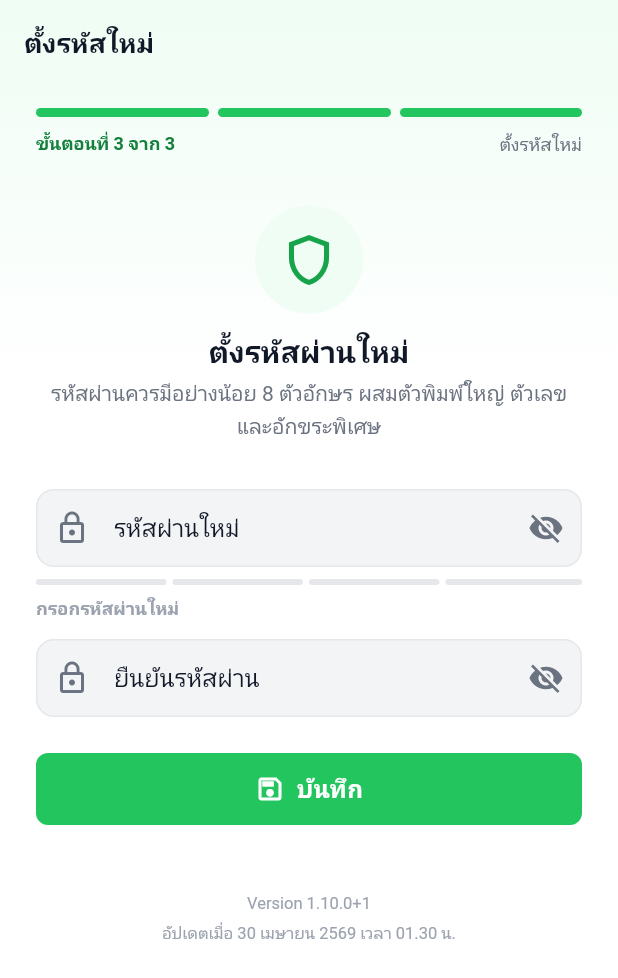
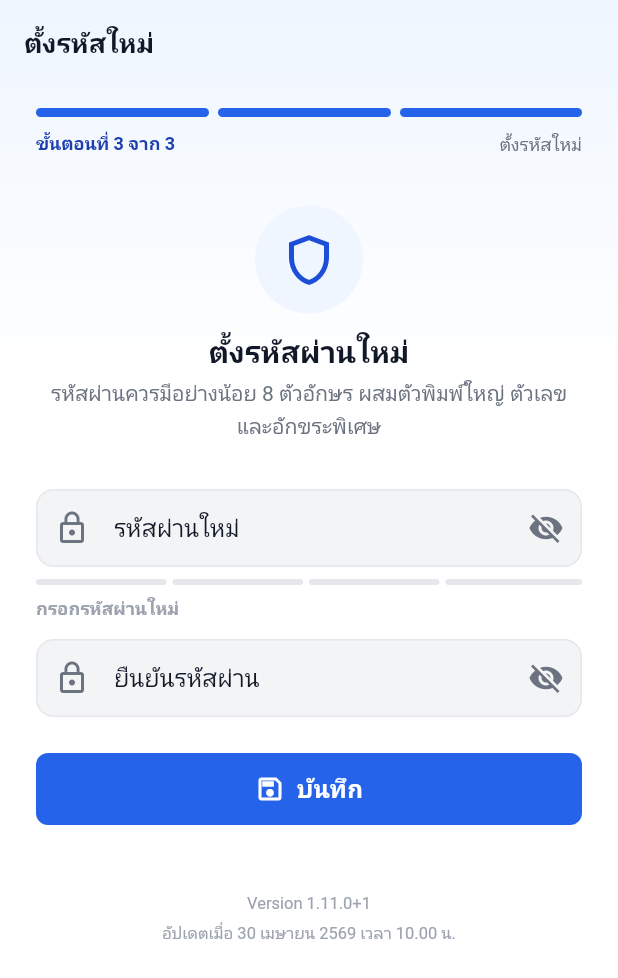
Before and after one commit to izzabellerina/flutter-alcohol-detector, a Flutter app: the ResetPasswordScreen screen opened by its route, on a phone screen of 412 x 824 dp. Shown: the top 978 px of the screen. Run offline on Flutter 3.47's test engine with Material 3 defaults, Android fonts, the phone set to English and light mode, and no system bars; our stand-ins replace flutter_animate, go_router, google_fonts, package_info_plus, shimmer; Roboto replaces fonts that are missing (Sarabun).

Commit message:
30/04/69 Phase UI-6A - Palette Swap (primary green→blue + success namespace)
ตามดีไซน์ที่ทีม Design ส่งมา (2026-04-30) — สลับ palette:
- Primary จาก เขียว → น้ำเงิน (#2563EB family)
- Success ขยับเป็น namespace ใหม่ (เขียวเดิม #22C55E)

AppColors:
- Primary 50-900: blue family ใหม่
- Success 50-900: green family (ใช้ค่าเดิมของ primary)
- Aliases: success/resultPass → success500, headerBar → primary700

Components ที่ใช้ "success" semantically — สลับมาใช้ success namespace:
- StatusBadge.success (badge เชื่อมต่อแล้ว / ยืนยันแล้ว)
- PasswordStrengthMeter strong/veryStrong
- TestResultScreen: pass badge gradient, measurement card,
  save status banner
- DriverConfirmationScreen "อ่านบัตรสำเร็จ" pill
- ResetPasswordScreen check icon เมื่อรหัสตรงกัน
- FaceFramePreview border สีเขียวเมื่อใบหน้าอยู่ในกรอบ

Visual Impact:
- ปุ่มหลักทุกหน้า + Logo + Header gradient เปลี่ยนเป็นน้ำเงิน
- Badge / pass result / face frame / save status ยังเขียวตามเดิม

อัปเดต implement-plan-ui.md (Section 0 Design Update + Phase UI-6 sub-phases)
บัมป์ pubspec → 1.11.0+1 + อัปเดต versionUpdatedAt
อัปเดต CHANGELOG เป็น 1.11.0

Co-Authored-By: Claude Opus 4.7 (1M context) <noreply@anthropic.com>

```diff
--- a/lib/core/theme/app_colors.dart
+++ b/lib/core/theme/app_colors.dart
@@ -3,14 +3,26 @@ import 'package:flutter/material.dart';
 class AppColors {
   AppColors._();
 
-  // ── Primary (Green) ──────────────────────────────────────────
-  static const Color primary50 = Color(0xFFEFFDF4);
-  static const Color primary100 = Color(0xFFD1FADF);
-  static const Color primary200 = Color(0xFFA7F3C5);
-  static const Color primary500 = Color(0xFF22C55E);
-  static const Color primary600 = Color(0xFF16A34A);
-  static const Color primary700 = Color(0xFF15803D);
-  static const Color primary900 = Color(0xFF14532D);
+  // ── Primary (Blue) — Brand color ตาม Design Update 2026-04-30 ──
+  // ใช้กับ header, ปุ่มหลัก, ไอคอน, brand element
+  static const Color primary50 = Color(0xFFEFF6FF);
+  static const Color primary100 = Color(0xFFDBEAFE);
+  static const Color primary200 = Color(0xFFBFDBFE);
+  static const Color primary500 = Color(0xFF2563EB);
+  static const Color primary600 = Color(0xFF1D4ED8);
+  static const Color primary700 = Color(0xFF1E40AF);
+  static const Color primary800 = Color(0xFF1E3A8A);
+  static const Color primary900 = Color(0xFF172554);
+
+  // ── Success (Green) — สำหรับสถานะ "สำเร็จ/ผ่าน" เท่านั้น ──
+  // badge "เชื่อมต่อแล้ว" / "ยืนยันแล้ว", check icon, "ผ่าน" result, ID text
+  static const Color success50 = Color(0xFFEFFDF4);
+  static const Color success100 = Color(0xFFD1FADF);
+  static const Color success200 = Color(0xFFA7F3C5);
+  static const Color success500 = Color(0xFF22C55E);
+  static const Color success600 = Color(0xFF16A34A);
+  static const Color success700 = Color(0xFF15803D);
+  static const Color success900 = Color(0xFF14532D);
 
   // ── Danger (Red) ─────────────────────────────────────────────
   static const Color danger50 = Color(0xFFFEF2F2);
@@ -19,7 +31,7 @@ class AppColors {
   static const Color danger600 = Color(0xFFDC2626);
   static const Color danger700 = Color(0xFFB91C1C);
 
-  // ── Info (Blue) — Header bar ─────────────────────────────────
+  // ── Info (Blue) — ใช้ shade เดียวกับ primary, เก็บไว้ backward-compat
   static const Color info50 = Color(0xFFEFF6FF);
   static const Color info100 = Color(0xFFDBEAFE);
   static const Color info500 = Color(0xFF3B82F6);
@@ -57,8 +69,8 @@ class AppColors {
   static const Color secondary = neutral500;
   static const Color secondaryDark = neutral600;
 
-  static const Color headerBar = info800;
-  static const Color headerBarDark = info900;
+  static const Color headerBar = primary700;
+  static const Color headerBarDark = primary900;
 
   static const Color background = neutral0;
   static const Color surface = neutral50;
@@ -72,11 +84,13 @@ class AppColors {
   static const Color border = neutral200;
   static const Color divider = neutral200;
 
-  static const Color success = primary500;
+  /// alias success = ใช้กับ success state (เขียว)
+  static const Color success = success500;
   static const Color warning = warning500;
   static const Color error = danger500;
 
-  static const Color resultPass = primary500;
+  /// alias สำหรับ result screen — ผ่านยังคงเขียว, ไม่ผ่านคงแดง
+  static const Color resultPass = success500;
   static const Color resultFail = danger500;
 
   // ── Dark mode tokens ─────────────────────────────────────────
--- a/lib/screens/auth/reset_password_screen.dart
+++ b/lib/screens/auth/reset_password_screen.dart
@@ -188,7 +188,7 @@ class _ResetPasswordScreenState extends State<ResetPasswordScreen> {
                                   : Icons.cancel_outlined,
                               size: 20,
                               color: passwordsMatch
-                                  ? AppColors.primary500
+                                  ? AppColors.success500
                                   : AppColors.danger500,
                             ),
                           IconButton(
--- a/lib/screens/home/driver_confirmation_screen.dart
+++ b/lib/screens/home/driver_confirmation_screen.dart
@@ -38,7 +38,7 @@ class DriverConfirmationScreen extends StatelessWidget {
                     vertical: AppSpacing.xs + 2,
                   ),
                   decoration: BoxDecoration(
-                    color: AppColors.primary50,
+                    color: AppColors.success50,
                     borderRadius: AppRadius.all(AppRadius.pill),
                   ),
                   child: Row(
@@ -47,13 +47,13 @@ class DriverConfirmationScreen extends StatelessWidget {
                       const Icon(
                         Icons.check_circle,
                         size: 16,
-                        color: AppColors.primary600,
+                        color: AppColors.success600,
                       ),
                       const SizedBox(width: AppSpacing.xs),
                       Text(
                         'อ่านบัตรสำเร็จ',
                         style: AppTextStyles.bodySmall.copyWith(
-                          color: AppColors.primary700,
+                          color: AppColors.success700,
                           fontWeight: FontWeight.w600,
                         ),
                       ),
--- a/lib/services/app_info.dart
+++ b/lib/services/app_info.dart
@@ -2,7 +2,7 @@ import 'package:package_info_plus/package_info_plus.dart';
 
 /// **อัปเดตค่านี้ทุกครั้งที่บัมป์ `version` ใน `pubspec.yaml`**
 /// ใช้แสดง "อัปเดตเมื่อ ..." ใน footer ของแอป
-final DateTime _versionUpdatedAt = DateTime(2026, 4, 30, 1, 30);
+final DateTime _versionUpdatedAt = DateTime(2026, 4, 30, 10, 0);
 
 class AppInfo {
   const AppInfo({
--- a/lib/widgets/common/face_frame_preview.dart
+++ b/lib/widgets/common/face_frame_preview.dart
@@ -61,7 +61,7 @@ class _FaceFramePreviewState extends State<FaceFramePreview>
   @override
   Widget build(BuildContext context) {
     final borderColor =
-        widget.faceInFrame ? AppColors.primary500 : AppColors.danger500;
+        widget.faceInFrame ? AppColors.success500 : AppColors.danger500;
 
     return AspectRatio(
       aspectRatio: widget.aspectRatio,
--- a/lib/widgets/common/password_strength_meter.dart
+++ b/lib/widgets/common/password_strength_meter.dart
@@ -95,13 +95,13 @@ class PasswordStrengthMeter extends StatelessWidget {
         );
       case PasswordStrength.strong:
         return const _Config(
-          color: AppColors.primary500,
+          color: AppColors.success500,
           label: 'แข็งแรง',
           filledSegments: 3,
         );
       case PasswordStrength.veryStrong:
         return const _Config(
-          color: AppColors.primary700,
+          color: AppColors.success700,
           label: 'แข็งแรงมาก',
           filledSegments: 4,
         );
--- a/lib/widgets/common/status_badge.dart
+++ b/lib/widgets/common/status_badge.dart
@@ -68,9 +68,9 @@ class StatusBadge extends StatelessWidget {
     switch (v) {
       case StatusVariant.success:
         return const _BadgeColors(
-          bg: AppColors.primary50,
-          fg: AppColors.primary700,
-          border: AppColors.primary200,
+          bg: AppColors.success50,
+          fg: AppColors.success700,
+          border: AppColors.success200,
         );
       case StatusVariant.warning:
         return const _BadgeColors(
--- a/pubspec.yaml
+++ b/pubspec.yaml
@@ -16,7 +16,7 @@ publish_to: 'none' # Remove this line if you wish to publish to pub.dev
 # https://developer.apple.com/library/archive/documentation/General/Reference/InfoPlistKeyReference/Articles/CoreFoundationKeys.html
 # In Windows, build-name is used as the major, minor, and patch parts
 # of the product and file versions while build-number is used as the build suffix.
-version: 1.10.0+1
+version: 1.11.0+1
 
 environment:
   sdk: ^3.9.2
```
Also changed, not shown: 3 other files.
